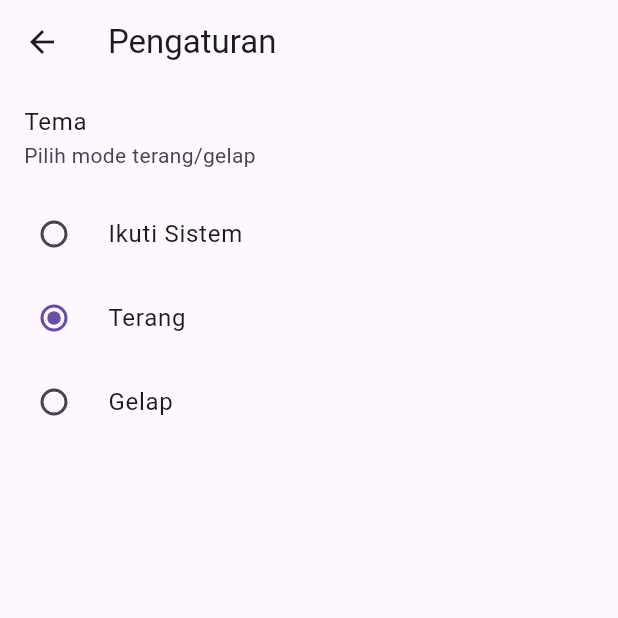
After one commit to KizCode/PPBL-TA-2526, a Flutter app: the SettingsScreen screen opened by its route, after a tap on "Terang", on a phone screen of 412 x 824 dp, the top half of it. The commit adds this screen. Run offline on Flutter 3.47's test engine with Material 3 defaults, Android fonts, the phone set to English and light mode, and no system bars; our stand-ins replace image_picker, shared_preferences, sqflite, sqflite_common_ffi_web; accounts and stored records are empty.

Commit message:
feat: buat fitur tema

```diff
--- /dev/null
+++ b/lib/features/dashboard/screens/settings_screen.dart
@@ -0,0 +1,43 @@
+import 'package:flutter/material.dart';
+
+class SettingsScreen extends StatelessWidget {
+  static const routeName = '/admin/settings';
+  final void Function(ThemeMode?)? onThemeChanged;
+  final ThemeMode? currentThemeMode;
+
+  const SettingsScreen({Key? key, this.onThemeChanged, this.currentThemeMode})
+    : super(key: key);
+
+  @override
+  Widget build(BuildContext context) {
+    return Scaffold(
+      appBar: AppBar(title: const Text('Pengaturan')),
+      body: ListView(
+        children: [
+          const ListTile(
+            title: Text('Tema'),
+            subtitle: Text('Pilih mode terang/gelap'),
+          ),
+          RadioListTile<ThemeMode>(
+            title: const Text('Ikuti Sistem'),
+            value: ThemeMode.system,
+            groupValue: currentThemeMode,
+            onChanged: onThemeChanged,
+          ),
+          RadioListTile<ThemeMode>(
+            title: const Text('Terang'),
+            value: ThemeMode.light,
+            groupValue: currentThemeMode,
+            onChanged: onThemeChanged,
+          ),
+          RadioListTile<ThemeMode>(
+            title: const Text('Gelap'),
+            value: ThemeMode.dark,
+            groupValue: currentThemeMode,
+            onChanged: onThemeChanged,
+          ),
+        ],
+      ),
+    );
+  }
+}
--- a/lib/main.dart
+++ b/lib/main.dart
@@ -6,18 +6,20 @@
 // ============================================================================
 
 import 'package:flutter/material.dart';
+import 'package:shared_preferences/shared_preferences.dart';
 import 'package:provider/provider.dart';
 import 'package:flutter/foundation.dart' show kIsWeb;
 import 'package:sqflite_common_ffi_web/sqflite_ffi_web.dart';
 import 'package:sqflite/sqflite.dart';
 
 // Import Provider - untuk mengelola state/data aplikasi
-import 'features/ingredient/providers/ingredient_provider.dart';      // Kelola data stok bahan
-import 'features/category/providers/category_provider.dart';          // Kelola data kategori menu
-import 'features/product/providers/product_admin_provider.dart';      // Kelola data produk/menu
+import 'features/ingredient/providers/ingredient_provider.dart'; // Kelola data stok bahan
+import 'features/category/providers/category_provider.dart'; // Kelola data kategori menu
+import 'features/product/providers/product_admin_provider.dart'; // Kelola data produk/menu
 
 // Import Screens - semua halaman aplikasi
 import 'features/menu/menu_screen.dart';
+import 'features/dashboard/screens/settings_screen.dart';
 import 'features/dashboard/screens/admin_dashboard.dart';
 import 'features/product/screens/admin_product_screen.dart';
 import 'features/ingredient/screens/admin_ingredient_screen.dart';
@@ -42,71 +44,74 @@ void main() {
 // ============================================================================
 // StatelessWidget = Widget yang tidak berubah (immutable)
 // Widget ini adalah parent/induk dari semua widget lainnya
-class MyApp extends StatelessWidget {
+class MyApp extends StatefulWidget {
   const MyApp({super.key});
 
   @override
+  State<MyApp> createState() => _MyAppState();
+}
+
+class _MyAppState extends State<MyApp> {
+  ThemeMode _themeMode = ThemeMode.system;
+
+  @override
+  void initState() {
+    super.initState();
+    _loadThemeMode();
+  }
+
+  Future<void> _loadThemeMode() async {
+    final prefs = await SharedPreferences.getInstance();
+    final themeString = prefs.getString('theme_mode') ?? 'system';
+    setState(() {
+      switch (themeString) {
+        case 'light':
+          _themeMode = ThemeMode.light;
+          break;
+        case 'dark':
+          _themeMode = ThemeMode.dark;
+          break;
+        default:
+          _themeMode = ThemeMode.system;
+      }
+    });
+  }
+
+  Future<void> _updateThemeMode(ThemeMode? mode) async {
+    setState(() {
+      _themeMode = mode ?? ThemeMode.system;
+    });
+    final prefs = await SharedPreferences.getInstance();
+    String value = 'system';
+    if (mode == ThemeMode.light) value = 'light';
+    if (mode == ThemeMode.dark) value = 'dark';
+    await prefs.setString('theme_mode', value);
+  }
+
+  @override
   Widget build(BuildContext context) {
-    // ========================================================================
-    // MULTIPROVIDER - State Management Global
-    // ========================================================================
-    // MultiProvider membungkus seluruh aplikasi sehingga semua widget bisa
-    // mengakses data dari provider tanpa harus passing data manual
-    //
-    // Cara kerja:
-    // 1. Provider menyimpan data (List products, ingredients, dll)
-    // 2. Saat data berubah, provider.notifyListeners() dipanggil
-    // 3. Semua widget yang "listening" akan auto rebuild dengan data baru
     return MultiProvider(
       providers: [
-        // ChangeNotifierProvider = Provider yang bisa notify perubahan data
-        // create: (_) => ... : Membuat instance provider sekali saat app start
-
         ChangeNotifierProvider(create: (_) => IngredientProvider()),
-        // ↑ Provider untuk kelola stok bahan (tambah, edit, hapus, cek low stock)
-
         ChangeNotifierProvider(create: (_) => CategoryProvider()),
-        // ↑ Provider untuk kelola kategori menu (Coffee, Snack, Dessert, dll)
-
         ChangeNotifierProvider(create: (_) => ProductAdminProvider()),
-        // ↑ Provider untuk kelola menu/produk (CRUD produk cafe)
       ],
-
-      // ======================================================================
-      // MATERIALAPP - Konfigurasi Aplikasi
-      // ======================================================================
       child: MaterialApp(
-        title: 'CafeSync Admin',  // Nama aplikasi (muncul di task manager)
-
-        // Theme = Tema visual aplikasi (warna, font, dll)
-        theme: ThemeData(primarySwatch: Colors.green),  // Tema hijau
-
-        // initialRoute = Halaman pertama yang dibuka saat app start
-        initialRoute: AdminDashboard.routeName,  // '/admin' (dashboard)
-
-        // ====================================================================
-        // ROUTES - Mapping Nama Route ke Widget Screen
-        // ====================================================================
-        // Route = Alamat/path halaman, seperti URL di web
-        // Format: 'nama_route': (context) => WidgetScreen()
-        //
-        // Cara navigasi:
-        // Navigator.pushNamed(context, '/admin/products') → buka halaman menu
+        title: 'CafeSync Admin',
+        theme: ThemeData(primarySwatch: Colors.green),
+        darkTheme: ThemeData.dark(),
+        themeMode: _themeMode,
+        initialRoute: AdminDashboard.routeName,
         routes: {
           AdminDashboard.routeName: (_) => const AdminDashboard(),
-          // '/admin' → Halaman Dashboard (overview stats)
-
           ProductAdminScreen.routeName: (_) => const ProductAdminScreen(),
-          // '/admin/products' → Halaman CRUD Menu/Produk
-
           IngredientAdminScreen.routeName: (_) => const IngredientAdminScreen(),
-          // '/admin/ingredients' → Halaman CRUD & Monitor Stok Bahan
-
           CategoryAdminScreen.routeName: (_) => const CategoryAdminScreen(),
-          // '/admin/categories' → Halaman CRUD Kategori Menu
-
           MenuScreen.routeName: (_) => MenuScreen(),
-          // '/' → Halaman Preview Menu (opsional)
+          '/admin/settings': (_) => SettingsScreen(
+            onThemeChanged: _updateThemeMode,
+            currentThemeMode: _themeMode,
+          ),
         },
       ),
     );
--- a/pubspec.yaml
+++ b/pubspec.yaml
@@ -2,7 +2,7 @@ name: cafesync_application_1
 description: "A new Flutter project."
 # The following line prevents the package from being accidentally published to
 # pub.dev using `flutter pub publish`. This is preferred for private packages.
-publish_to: 'none' # Remove this line if you wish to publish to pub.dev
+publish_to: "none" # Remove this line if you wish to publish to pub.dev
 
 # The following defines the version and build number for your application.
 # A version number is three numbers separated by dots, like 1.2.43
@@ -31,6 +31,8 @@ dependencies:
   flutter:
     sdk: flutter
 
+  shared_preferences: ^2.2.2
+
   # The following adds the Cupertino Icons font to your application.
   # Use with the CupertinoIcons class for iOS style icons.
   cupertino_icons: ^1.0.8
@@ -58,7 +60,6 @@ dev_dependencies:
 
 # The following section is specific to Flutter packages.
 flutter:
-
   # The following line ensures that the Material Icons font is
   # included with your application, so that you can use the icons in
   # the material Icons class.
--- /dev/null
+++ b/pubspec_overrides.yaml
@@ -0,0 +1 @@
+# This file is used to override dependencies for local development.
```
Also changed, not shown: lib/features/dashboard/screens/admin_dashboard.dart (+22 -22 lines), flutter_01.png (added), pubspec.lock, 1 other file.
